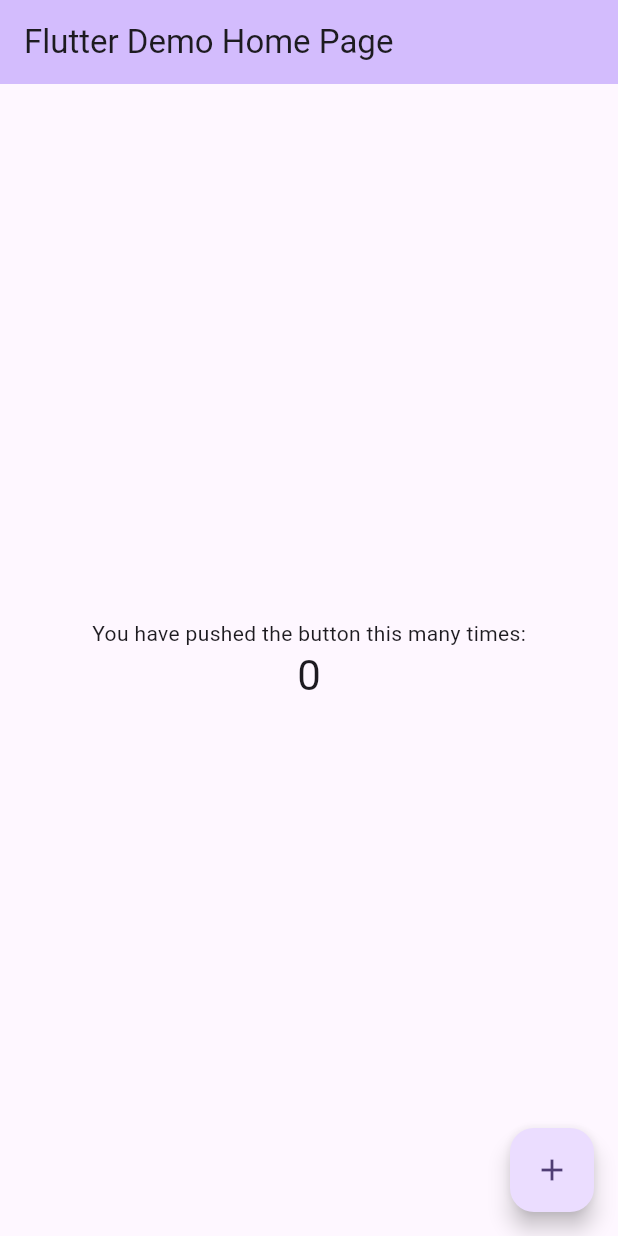
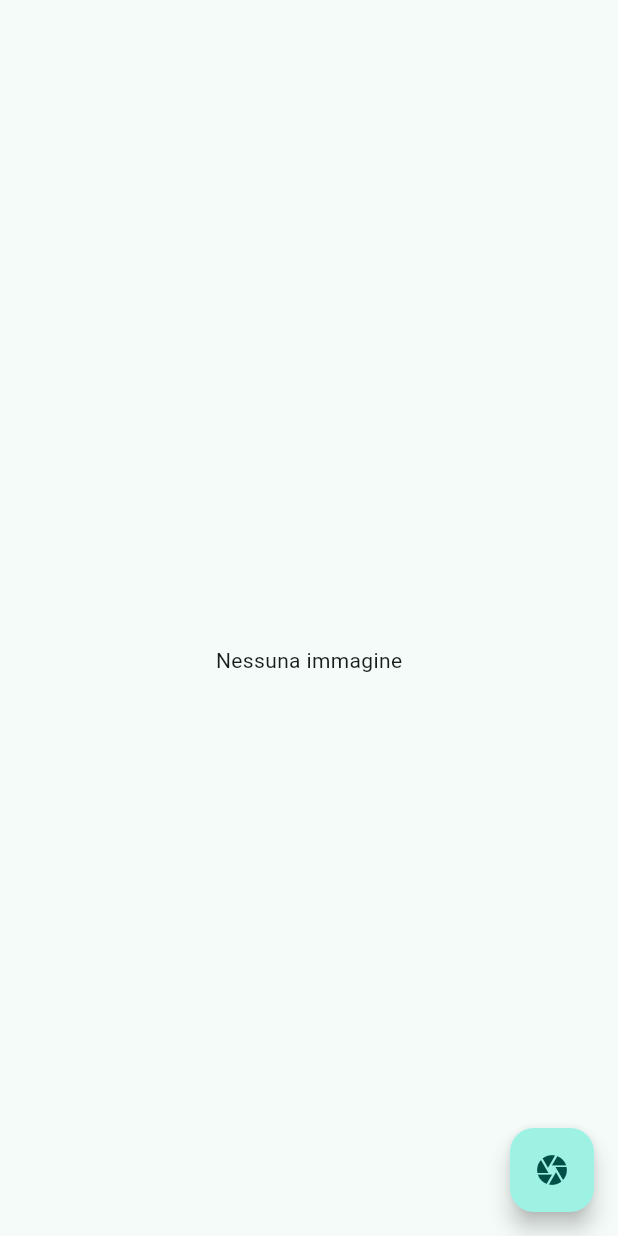
Before and after one commit to Spicciani/Flutter_ImagesManager, a Flutter app: the screen it shows after launch, on a phone screen of 412 x 824 dp. Run offline on Flutter 3.47's test engine with Material 3 defaults, Android fonts, the phone set to English and light mode, and no system bars; our stand-ins replace dotted_border, image_cropper, image_picker.

Commit message:
Prima versione

```diff
--- a/lib/main.dart
+++ b/lib/main.dart
@@ -1,125 +1,23 @@
 import 'package:flutter/material.dart';
+import 'package:image_manager/main_menu_scree.dart';
 
 void main() {
-  runApp(const MyApp());
+  runApp(const ImageManagerApp());
 }
 
-class MyApp extends StatelessWidget {
-  const MyApp({super.key});
+class ImageManagerApp extends StatelessWidget {
+  const ImageManagerApp({super.key});
 
   // This widget is the root of your application.
   @override
   Widget build(BuildContext context) {
     return MaterialApp(
-      title: 'Flutter Demo',
+      title: "Info01 Image Manager",
       theme: ThemeData(
-        // This is the theme of your application.
-        //
-        // TRY THIS: Try running your application with "flutter run". You'll see
-        // the application has a blue toolbar. Then, without quitting the app,
-        // try changing the seedColor in the colorScheme below to Colors.green
-        // and then invoke "hot reload" (save your changes or press the "hot
-        // reload" button in a Flutter-supported IDE, or press "r" if you used
-        // the command line to start the app).
-        //
-        // Notice that the counter didn't reset back to zero; the application
-        // state is not lost during the reload. To reset the state, use hot
-        // restart instead.
-        //
-        // This works for code too, not just values: Most code changes can be
-        // tested with just a hot reload.
-        colorScheme: ColorScheme.fromSeed(seedColor: Colors.deepPurple),
+        colorScheme: ColorScheme.fromSeed(seedColor: Colors.teal),
         useMaterial3: true,
       ),
-      home: const MyHomePage(title: 'Flutter Demo Home Page'),
+      home: const MainMenu(),
     );
   }
 }
-
-class MyHomePage extends StatefulWidget {
-  const MyHomePage({super.key, required this.title});
-
-  // This widget is the home page of your application. It is stateful, meaning
-  // that it has a State object (defined below) that contains fields that affect
-  // how it looks.
-
-  // This class is the configuration for the state. It holds the values (in this
-  // case the title) provided by the parent (in this case the App widget) and
-  // used by the build method of the State. Fields in a Widget subclass are
-  // always marked "final".
-
-  final String title;
-
-  @override
-  State<MyHomePage> createState() => _MyHomePageState();
-}
-
-class _MyHomePageState extends State<MyHomePage> {
-  int _counter = 0;
-
-  void _incrementCounter() {
-    setState(() {
-      // This call to setState tells the Flutter framework that something has
-      // changed in this State, which causes it to rerun the build method below
-      // so that the display can reflect the updated values. If we changed
-      // _counter without calling setState(), then the build method would not be
-      // called again, and so nothing would appear to happen.
-      _counter++;
-    });
-  }
-
-  @override
-  Widget build(BuildContext context) {
-    // This method is rerun every time setState is called, for instance as done
-    // by the _incrementCounter method above.
-    //
-    // The Flutter framework has been optimized to make rerunning build methods
-    // fast, so that you can just rebuild anything that needs updating rather
-    // than having to individually change instances of widgets.
-    return Scaffold(
-      appBar: AppBar(
-        // TRY THIS: Try changing the color here to a specific color (to
-        // Colors.amber, perhaps?) and trigger a hot reload to see the AppBar
-        // change color while the other colors stay the same.
-        backgroundColor: Theme.of(context).colorScheme.inversePrimary,
-        // Here we take the value from the MyHomePage object that was created by
-        // the App.build method, and use it to set our appbar title.
-        title: Text(widget.title),
-      ),
-      body: Center(
-        // Center is a layout widget. It takes a single child and positions it
-        // in the middle of the parent.
-        child: Column(
-          // Column is also a layout widget. It takes a list of children and
-          // arranges them vertically. By default, it sizes itself to fit its
-          // children horizontally, and tries to be as tall as its parent.
-          //
-          // Column has various properties to control how it sizes itself and
-          // how it positions its children. Here we use mainAxisAlignment to
-          // center the children vertically; the main axis here is the vertical
-          // axis because Columns are vertical (the cross axis would be
-          // horizontal).
-          //
-          // TRY THIS: Invoke "debug painting" (choose the "Toggle Debug Paint"
-          // action in the IDE, or press "p" in the console), to see the
-          // wireframe for each widget.
-          mainAxisAlignment: MainAxisAlignment.center,
-          children: <Widget>[
-            const Text(
-              'You have pushed the button this many times:',
-            ),
-            Text(
-              '$_counter',
-              style: Theme.of(context).textTheme.headlineMedium,
-            ),
-          ],
-        ),
-      ),
-      floatingActionButton: FloatingActionButton(
-        onPressed: _incrementCounter,
-        tooltip: 'Increment',
-        child: const Icon(Icons.add),
-      ), // This trailing comma makes auto-formatting nicer for build methods.
-    );
-  }
-}
--- /dev/null
+++ b/lib/main_menu_scree.dart
@@ -0,0 +1,45 @@
+import 'dart:io';
+
+import 'package:flutter/material.dart';
+import 'package:image_cropper/image_cropper.dart';
+import 'package:image_manager/image_picker_service.dart';
+import 'package:image_picker/image_picker.dart';
+
+class MainMenu extends StatefulWidget {
+  const MainMenu({super.key});
+
+  @override
+  State<MainMenu> createState() => _MainMenuState();
+}
+
+class _MainMenuState extends State<MainMenu> {
+  XFile? _imageFile;
+  @override
+  Widget build(BuildContext context) {
+    return Scaffold(
+      appBar: AppBar(),
+      body: Center(
+        child: _imageFile != null
+            ? Image(
+                image: FileImage(
+                  File(_imageFile!.path),
+                ),
+              )
+            : const Text('Nessuna immagine'),
+      ),
+      floatingActionButton: FloatingActionButton(
+        onPressed: _onClick,
+        child: const Icon(Icons.camera),
+      ),
+    );
+  }
+
+  void _onClick() async {
+    _imageFile = await ImagePickerService().pickCropImage(
+      cropAspectRatio: const CropAspectRatio(ratioX: 16, ratioY: 9),
+      imageSource: ImageSource.gallery,
+    );
+
+    setState(() {});
+  }
+}
--- a/pubspec.yaml
+++ b/pubspec.yaml
@@ -35,6 +35,9 @@ dependencies:
   # The following adds the Cupertino Icons font to your application.
   # Use with the CupertinoIcons class for iOS style icons.
   cupertino_icons: ^1.0.2
+  image_picker: ^1.0.7
+  image_cropper: ^3.0.3
+  dotted_border: ^2.1.0
 
 dev_dependencies:
   flutter_test:
```
Also changed, not shown: lib/image_picker_service.dart (added, +22 -0 lines), lib/main_exemplae.dart (added, +314 -0 lines), pubspec.lock, 14 other files.
